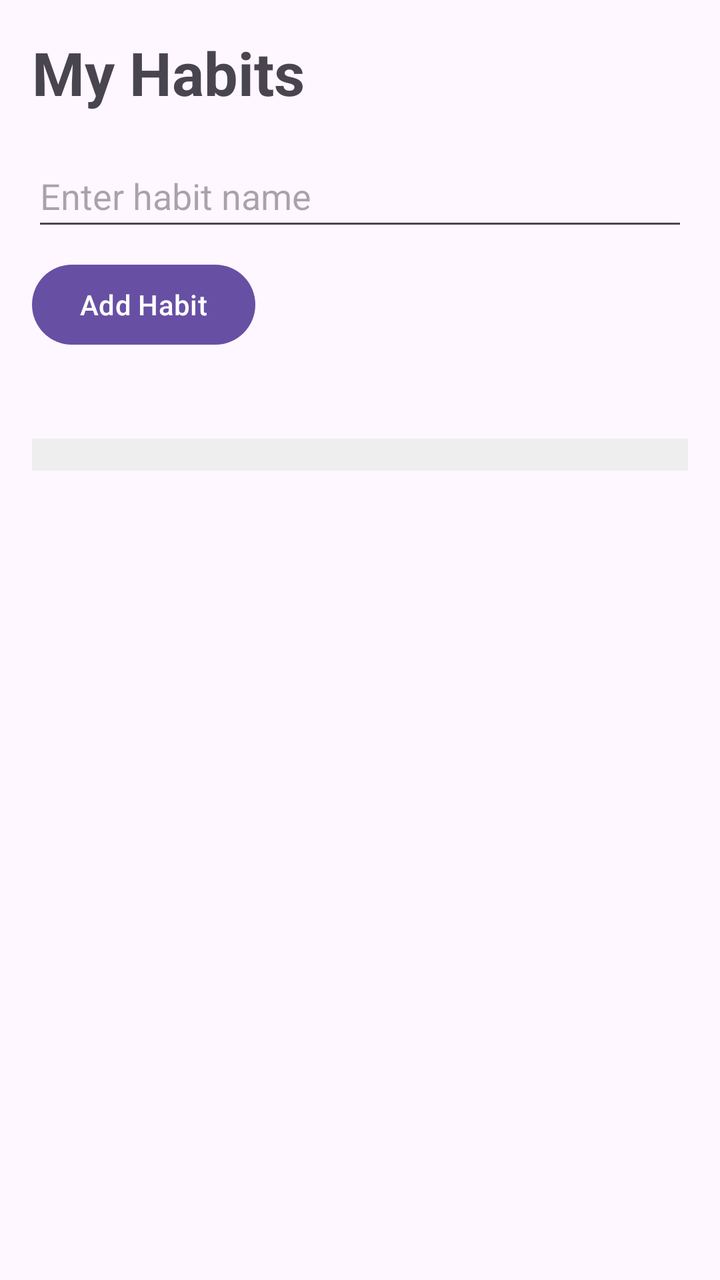
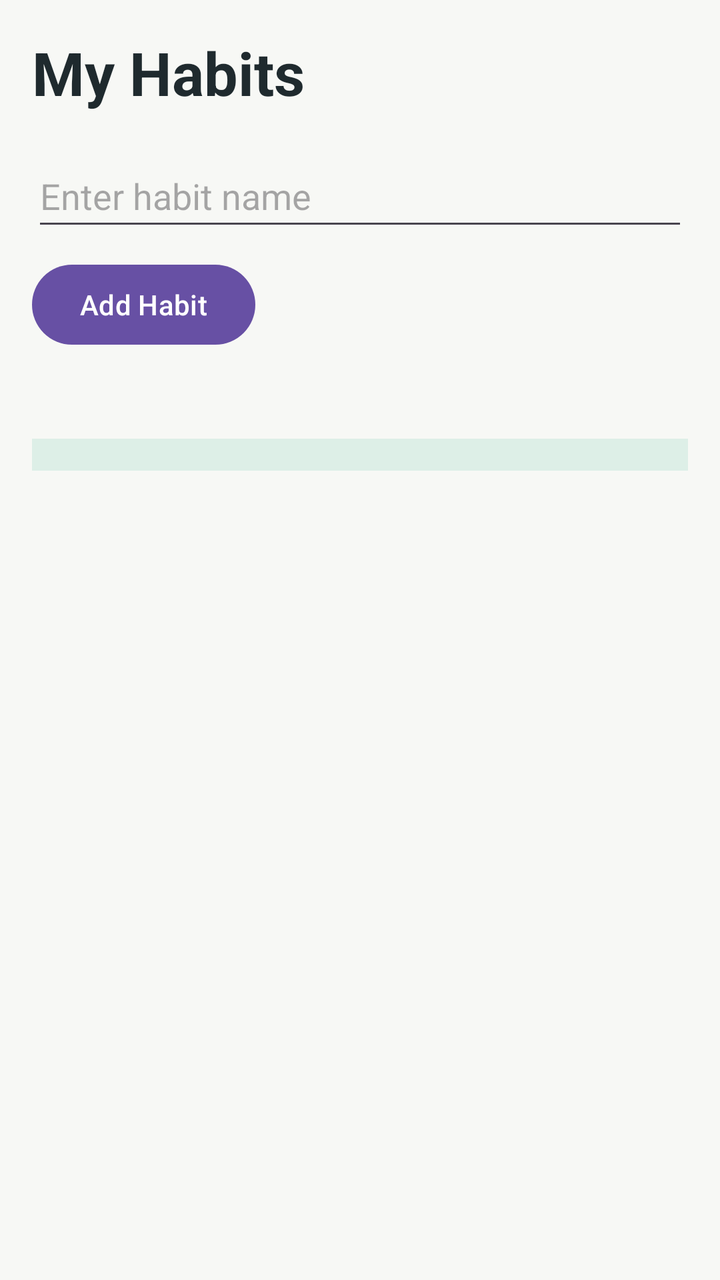

The first picture is an Android layout as it rendered before a commit; the second is the same layout after the commit. The layout source and the unified diff follow.
<!-- AndroidManifest.xml: application theme Theme.HabbitTracker -->
<!-- res/layout/activity_main.xml -->
<?xml version="1.0" encoding="utf-8"?>
<LinearLayout xmlns:android="http://schemas.android.com/apk/res/android"
    android:id="@+id/main"
    android:layout_width="match_parent"
    android:layout_height="match_parent"
    android:orientation="vertical"
    android:padding="16dp"
    >

    <TextView
        android:id="@+id/titleText"
        android:layout_width="wrap_content"
        android:layout_height="wrap_content"
        android:text="@string/app_title"
        android:textSize="30sp"
        android:textStyle="bold" />

    <EditText
        android:id="@+id/habitNameInput"
        android:minHeight="48dp"
        android:layout_width="match_parent"
        android:layout_height="wrap_content"
        android:layout_marginTop="16dp"
        android:hint="@string/habit_name_hint"
        android:inputType="text"
        android:autofillHints="name"/>

    <Button
        android:id="@+id/addHabitButton"
        android:layout_width="wrap_content"
        android:layout_height="wrap_content"
        android:layout_marginTop="8dp"
        android:text="@string/add_habit"/>

    <TextView
        android:id="@+id/messageText"
        android:layout_width="wrap_content"
        android:layout_height="wrap_content"
        android:layout_marginTop="8dp"
        android:text="" />

    <ScrollView
        android:layout_width="match_parent"
        android:layout_height="match_parent"
        android:layout_marginTop="16dp">
        
        <LinearLayout
            android:id="@+id/habitListContainer"
            android:layout_width="match_parent"
            android:layout_height="wrap_content"
            android:orientation="vertical"
            android:background="#EEEEEE"
            android:padding="8dp" />

    </ScrollView>
</LinearLayout>
<!-- resources referenced by this layout -->
<resources>
  <string name="add_habit">Add Habit</string>
  <string name="app_title">My Habits</string>
  <string name="habit_name_hint">Enter habit name</string>
  <style name="Theme.HabbitTracker" parent="Base.Theme.HabbitTracker" />
  <style name="Base.Theme.HabbitTracker" parent="Theme.Material3.DayNight.NoActionBar">
          
          
      </style>
</resources>

<!-- the commit's change to res/layout/activity_main.xml (unified diff, before → after) -->
@@ -5,6 +5,7 @@
     android:layout_height="match_parent"
     android:orientation="vertical"
     android:padding="16dp"
+    android:background = "@color/paper"
     >
 
     <TextView
@@ -13,7 +14,8 @@
         android:layout_height="wrap_content"
         android:text="@string/app_title"
         android:textSize="30sp"
-        android:textStyle="bold" />
+        android:textStyle="bold"
+        android:textColor="@color/ink"/>
 
     <EditText
         android:id="@+id/habitNameInput"
@@ -23,21 +25,23 @@
         android:layout_marginTop="16dp"
         android:hint="@string/habit_name_hint"
         android:inputType="text"
-        android:autofillHints="name"/>
+        android:autofillHints="name"
+        android:textColor="@color/ink"/>
 
     <Button
         android:id="@+id/addHabitButton"
         android:layout_width="wrap_content"
         android:layout_height="wrap_content"
         android:layout_marginTop="8dp"
-        android:text="@string/add_habit"/>
+        android:text="@string/add_habit" />
 
     <TextView
         android:id="@+id/messageText"
         android:layout_width="wrap_content"
         android:layout_height="wrap_content"
         android:layout_marginTop="8dp"
-        android:text="" />
+        android:text=""
+        android:textColor="@color/ink"/>
 
     <ScrollView
         android:layout_width="match_parent"
@@ -49,7 +53,7 @@
             android:layout_width="match_parent"
             android:layout_height="wrap_content"
             android:orientation="vertical"
-            android:background="#EEEEEE"
+            android:background="@color/mint"
             android:padding="8dp" />
 
     </ScrollView>
<!-- resource entries referenced after the edit -->
@@ -1,5 +1,8 @@
 <!-- resources referenced by this layout -->
 <resources>
+  <color name="ink">#1F2A2E</color>
+  <color name="mint">#DDEFE7</color>
+  <color name="paper">#F7F8F5</color>
   <string name="add_habit">Add Habit</string>
   <string name="app_title">My Habits</string>
   <string name="habit_name_hint">Enter habit name</string>
